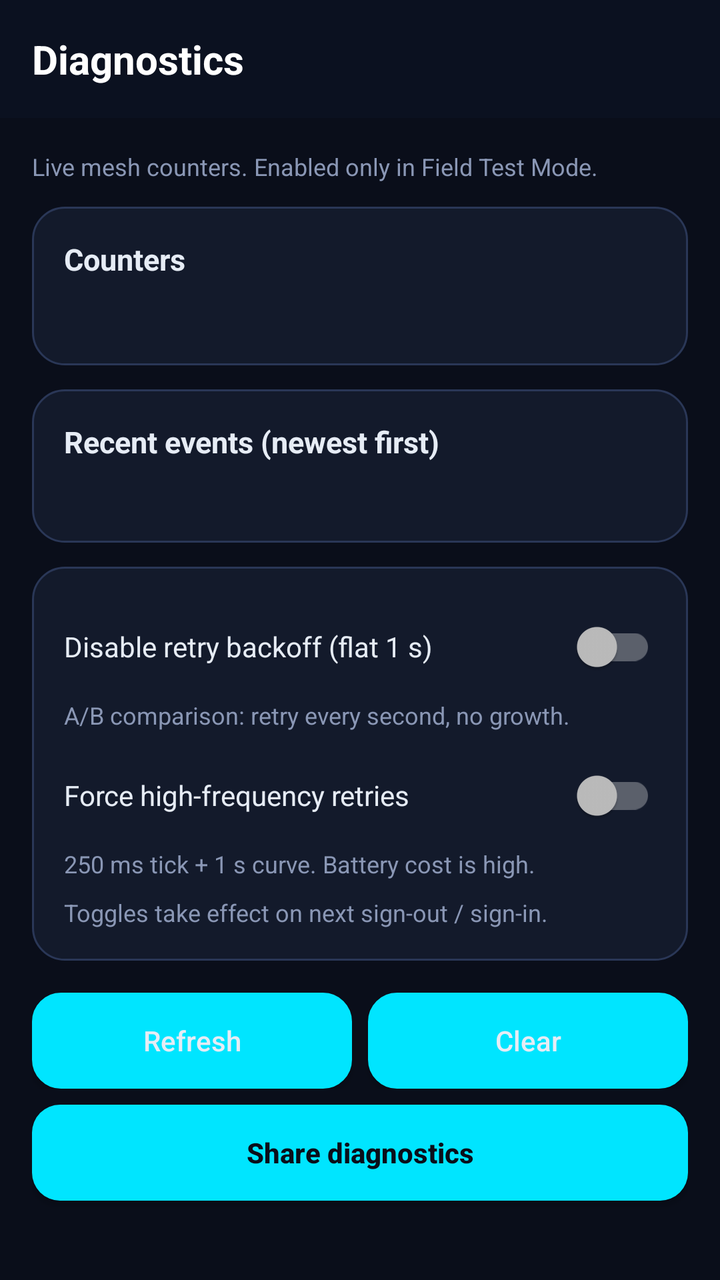
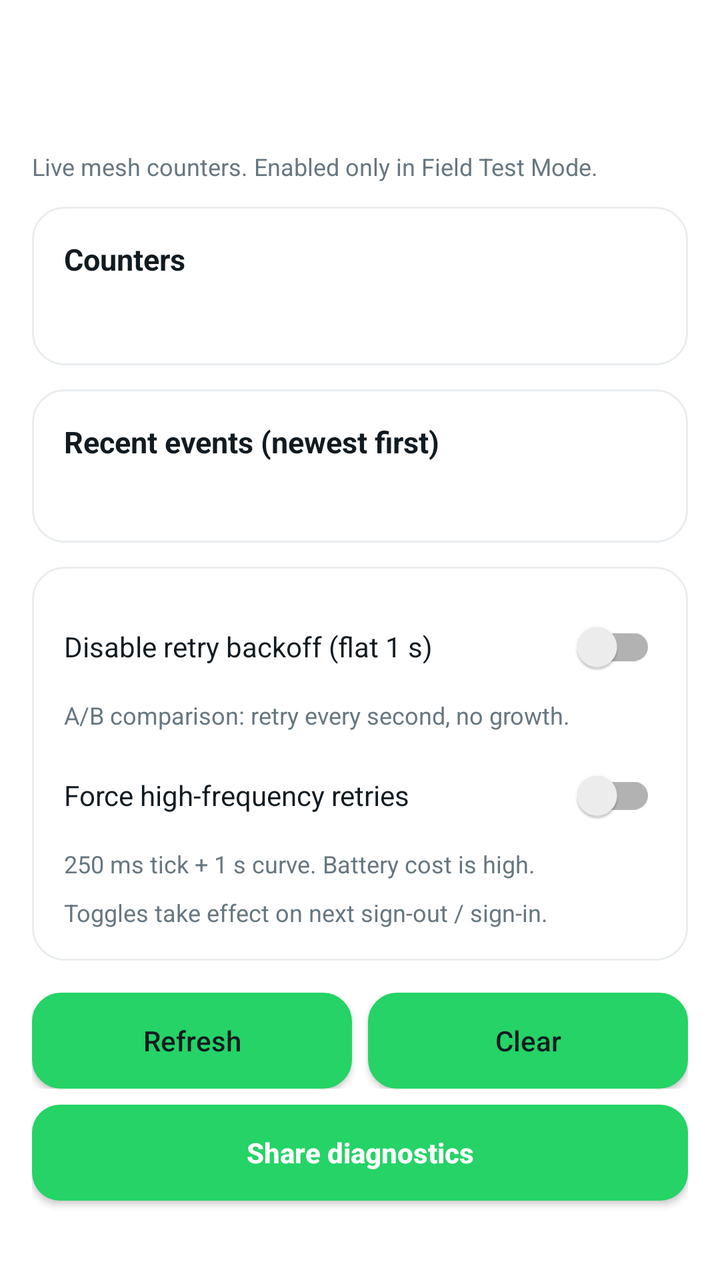

The first picture is an Android layout as it rendered before a commit; the second is the same layout after the commit. The layout source and the unified diff follow.
<!-- AndroidManifest.xml: application theme Theme.TharMesh -->
<!-- res/layout/activity_diagnostics.xml -->
<?xml version="1.0" encoding="utf-8"?>
<LinearLayout xmlns:android="http://schemas.android.com/apk/res/android"
    android:layout_width="match_parent"
    android:layout_height="match_parent"
    android:background="@color/tm_bg"
    android:orientation="vertical">

    <TextView
        android:layout_width="match_parent"
        android:layout_height="wrap_content"
        android:background="@color/tm_primary"
        android:padding="16dp"
        android:text="@string/diagnostics_title"
        android:textColor="@android:color/white"
        android:textSize="20sp"
        android:textStyle="bold" />

    <androidx.core.widget.NestedScrollView
        android:layout_width="match_parent"
        android:layout_height="0dp"
        android:layout_weight="1"
        android:fillViewport="true"
        android:paddingBottom="16dp">

        <LinearLayout
            android:layout_width="match_parent"
            android:layout_height="wrap_content"
            android:orientation="vertical"
            android:paddingStart="16dp"
            android:paddingEnd="16dp"
            android:paddingTop="16dp">

            <TextView
                style="@style/Text.Caption"
                android:layout_width="wrap_content"
                android:layout_height="wrap_content"
                android:text="@string/diagnostics_subtitle" />

            <LinearLayout
                style="@style/TmCard"
                android:layout_width="match_parent"
                android:layout_height="wrap_content"
                android:layout_marginTop="12dp"
                android:orientation="vertical">

                <TextView
                    style="@style/Text.H3"
                    android:layout_width="wrap_content"
                    android:layout_height="wrap_content"
                    android:text="@string/diagnostics_counters" />

                <TextView
                    android:id="@+id/diagnostics_counters"
                    style="@style/Text.Body"
                    android:layout_width="match_parent"
                    android:layout_height="wrap_content"
                    android:layout_marginTop="8dp"
                    android:fontFamily="monospace"
                    android:textColor="@color/tm_text_primary" />
            </LinearLayout>

            <LinearLayout
                style="@style/TmCard"
                android:layout_width="match_parent"
                android:layout_height="wrap_content"
                android:layout_marginTop="12dp"
                android:orientation="vertical">

                <TextView
                    style="@style/Text.H3"
                    android:layout_width="wrap_content"
                    android:layout_height="wrap_content"
                    android:text="@string/diagnostics_recent" />

                <TextView
                    android:id="@+id/diagnostics_recent"
                    style="@style/Text.Body"
                    android:layout_width="match_parent"
                    android:layout_height="wrap_content"
                    android:layout_marginTop="8dp"
                    android:fontFamily="monospace"
                    android:textColor="@color/tm_text_primary"
                    android:textSize="12sp" />
            </LinearLayout>

            
            <LinearLayout
                style="@style/TmCard"
                android:layout_width="match_parent"
                android:layout_height="wrap_content"
                android:layout_marginTop="12dp"
                android:orientation="vertical">

                <androidx.appcompat.widget.SwitchCompat
                    android:id="@+id/switch_disable_backoff"
                    android:layout_width="match_parent"
                    android:layout_height="wrap_content"
                    android:textColor="@color/tm_text_primary"
                    android:text="@string/field_test_disable_backoff" />

                <TextView
                    style="@style/Text.Caption"
                    android:layout_width="match_parent"
                    android:layout_height="wrap_content"
                    android:layout_marginTop="2dp"
                    android:text="@string/field_test_disable_backoff_sub" />

                <androidx.appcompat.widget.SwitchCompat
                    android:id="@+id/switch_force_high_freq"
                    android:layout_width="match_parent"
                    android:layout_height="wrap_content"
                    android:layout_marginTop="8dp"
                    android:textColor="@color/tm_text_primary"
                    android:text="@string/field_test_force_high_freq" />

                <TextView
                    style="@style/Text.Caption"
                    android:layout_width="match_parent"
                    android:layout_height="wrap_content"
                    android:layout_marginTop="2dp"
                    android:text="@string/field_test_force_high_freq_sub" />

                <TextView
                    style="@style/Text.Caption"
                    android:layout_width="match_parent"
                    android:layout_height="wrap_content"
                    android:layout_marginTop="8dp"
                    android:text="@string/field_test_toggle_restart_hint" />
            </LinearLayout>

            <LinearLayout
                android:layout_width="match_parent"
                android:layout_height="wrap_content"
                android:layout_marginTop="16dp"
                android:orientation="horizontal">

                <Button
                    android:id="@+id/button_refresh"
                    style="@style/TmButton.Ghost"
                    android:layout_width="0dp"
                    android:layout_height="48dp"
                    android:layout_weight="1"
                    android:text="@string/diagnostics_refresh" />

                <Button
                    android:id="@+id/button_clear"
                    style="@style/TmButton.Ghost"
                    android:layout_width="0dp"
                    android:layout_height="48dp"
                    android:layout_marginStart="8dp"
                    android:layout_weight="1"
                    android:text="@string/diagnostics_clear" />
            </LinearLayout>

            <Button
                android:id="@+id/button_share"
                style="@style/TmButton.Primary"
                android:layout_width="match_parent"
                android:layout_height="48dp"
                android:layout_marginTop="8dp"
                android:text="@string/diagnostics_share" />

        </LinearLayout>
    </androidx.core.widget.NestedScrollView>
</LinearLayout>
<!-- resources referenced by this layout -->
<resources>
  <color name="tm_bg">#0A0E1A</color>
  <color name="tm_primary">#0B1120</color>
  <color name="tm_text_primary">#E6ECF5</color>
  <style name="Text.Body" parent="TextAppearance.AppCompat">
          <item name="android:textColor">@color/tm_text_primary</item>
          <item name="android:textSize">14sp</item>
      </style>
  <style name="Text.Caption" parent="TextAppearance.AppCompat">
          <item name="android:textColor">@color/tm_text_secondary</item>
          <item name="android:textSize">12sp</item>
      </style>
  <style name="Text.H3" parent="TextAppearance.AppCompat">
          <item name="android:textColor">@color/tm_text_primary</item>
          <item name="android:textSize">15sp</item>
          <item name="android:textStyle">bold</item>
      </style>
  <style name="TmButton.Ghost" parent="Widget.AppCompat.Button">
          <item name="android:background">@drawable/bg_button_ghost</item>
          <item name="android:textColor">@color/tm_text_primary</item>
          <item name="android:textAllCaps">false</item>
          <item name="android:minHeight">48dp</item>
      </style>
  <style name="TmButton.Primary" parent="Widget.AppCompat.Button">
          <item name="android:background">@drawable/bg_button_primary</item>
          <item name="android:textColor">@color/tm_bg</item>
          <item name="android:textAllCaps">false</item>
          <item name="android:textStyle">bold</item>
          <item name="android:minHeight">48dp</item>
          <item name="android:paddingLeft">20dp</item>
          <item name="android:paddingRight">20dp</item>
      </style>
  <style name="Theme.TharMesh" parent="Theme.MaterialComponents.NoActionBar">
          <item name="colorPrimary">@color/tm_neon_cyan</item>
          <item name="colorPrimaryVariant">@color/tm_neon_cyan_dim</item>
          <item name="colorOnPrimary">@color/tm_bg</item>
          <item name="colorSecondary">@color/tm_neon_green</item>
          <item name="colorSecondaryVariant">@color/tm_neon_green_dim</item>
          <item name="colorOnSecondary">@color/tm_bg</item>
          <item name="colorSurface">@color/tm_surface</item>
          <item name="colorOnSurface">@color/tm_text_primary</item>
          <item name="android:colorBackground">@color/tm_bg</item>
          <item name="android:textColorPrimary">@color/tm_text_primary</item>
          <item name="android:textColorSecondary">@color/tm_text_secondary</item>
          <item name="android:windowBackground">@color/tm_bg</item>
          <item name="android:statusBarColor" tools:targetApi="l">@color/tm_bg</item>
          <item name="android:navigationBarColor" tools:targetApi="l">@color/tm_bg</item>
      </style>
  <color name="tm_text_secondary">#8A97B5</color>
  <!-- drawable bg_button_ghost (drawable) -->
  <?xml version="1.0" encoding="utf-8"?>
  <shape xmlns:android="http://schemas.android.com/apk/res/android"
      android:shape="rectangle">
      <solid android:color="@color/tm_surface_2" />
      <stroke android:width="1dp" android:color="@color/tm_stroke" />
      <corners android:radius="14dp" />
  </shape>
  <!-- drawable bg_button_primary (drawable) -->
  <?xml version="1.0" encoding="utf-8"?>
  <shape xmlns:android="http://schemas.android.com/apk/res/android"
      android:shape="rectangle">
      <gradient
          android:angle="0"
          android:startColor="@color/tm_neon_cyan"
          android:endColor="@color/tm_neon_green" />
      <corners android:radius="14dp" />
  </shape>
  <!-- drawable bg_card_glass (drawable) -->
  <?xml version="1.0" encoding="utf-8"?>
  <shape xmlns:android="http://schemas.android.com/apk/res/android"
      android:shape="rectangle">
      <solid android:color="@color/tm_surface" />
      <stroke android:width="1dp" android:color="@color/tm_stroke" />
      <corners android:radius="16dp" />
  </shape>
  <color name="tm_neon_cyan">#00E5FF</color>
  <color name="tm_neon_cyan_dim">#1A4B5C</color>
  <color name="tm_neon_green">#00E676</color>
  <color name="tm_neon_green_dim">#0F3B26</color>
  <color name="tm_surface">#131A2B</color>
  <color name="tm_surface_2">#1A2238</color>
  <color name="tm_stroke">#2A3757</color>
  <!-- unchanged entries left out for length: 13 -->
</resources>

<!-- the commit's change to res/layout/activity_diagnostics.xml (unified diff, before → after) -->
@@ -2,13 +2,13 @@
 <LinearLayout xmlns:android="http://schemas.android.com/apk/res/android"
     android:layout_width="match_parent"
     android:layout_height="match_parent"
-    android:background="@color/tm_bg"
+    android:background="?attr/tmBg"
     android:orientation="vertical">
 
     <TextView
         android:layout_width="match_parent"
         android:layout_height="wrap_content"
-        android:background="@color/tm_primary"
+        android:background="?attr/tmBg"
         android:padding="16dp"
         android:text="@string/diagnostics_title"
         android:textColor="@android:color/white"
@@ -56,7 +56,7 @@
                     android:layout_height="wrap_content"
                     android:layout_marginTop="8dp"
                     android:fontFamily="monospace"
-                    android:textColor="@color/tm_text_primary" />
+                    android:textColor="?attr/tmTextPrimary" />
             </LinearLayout>
 
             <LinearLayout
@@ -79,7 +79,7 @@
                     android:layout_height="wrap_content"
                     android:layout_marginTop="8dp"
                     android:fontFamily="monospace"
-                    android:textColor="@color/tm_text_primary"
+                    android:textColor="?attr/tmTextPrimary"
                     android:textSize="12sp" />
             </LinearLayout>
 
@@ -95,7 +95,7 @@
                     android:id="@+id/switch_disable_backoff"
                     android:layout_width="match_parent"
                     android:layout_height="wrap_content"
-                    android:textColor="@color/tm_text_primary"
+                    android:textColor="?attr/tmTextPrimary"
                     android:text="@string/field_test_disable_backoff" />
 
                 <TextView
@@ -110,7 +110,7 @@
                     android:layout_width="match_parent"
                     android:layout_height="wrap_content"
                     android:layout_marginTop="8dp"
-                    android:textColor="@color/tm_text_primary"
+                    android:textColor="?attr/tmTextPrimary"
                     android:text="@string/field_test_force_high_freq" />
 
                 <TextView
<!-- resource entries referenced after the edit -->
@@ -1,59 +1,98 @@
 <!-- resources referenced by this layout -->
 <resources>
-  <color name="tm_bg">#0A0E1A</color>
-  <color name="tm_primary">#0B1120</color>
-  <color name="tm_text_primary">#E6ECF5</color>
   <style name="Text.Body" parent="TextAppearance.AppCompat">
-          <item name="android:textColor">@color/tm_text_primary</item>
+          <item name="android:textColor">?attr/tmTextPrimary</item>
           <item name="android:textSize">14sp</item>
       </style>
   <style name="Text.Caption" parent="TextAppearance.AppCompat">
-          <item name="android:textColor">@color/tm_text_secondary</item>
+          <item name="android:textColor">?attr/tmTextSecondary</item>
           <item name="android:textSize">12sp</item>
       </style>
   <style name="Text.H3" parent="TextAppearance.AppCompat">
-          <item name="android:textColor">@color/tm_text_primary</item>
+          <item name="android:textColor">?attr/tmTextPrimary</item>
           <item name="android:textSize">15sp</item>
           <item name="android:textStyle">bold</item>
       </style>
   <style name="TmButton.Ghost" parent="Widget.AppCompat.Button">
           <item name="android:background">@drawable/bg_button_ghost</item>
-          <item name="android:textColor">@color/tm_text_primary</item>
+          <item name="android:textColor">?attr/tmTextPrimary</item>
           <item name="android:textAllCaps">false</item>
           <item name="android:minHeight">48dp</item>
       </style>
   <style name="TmButton.Primary" parent="Widget.AppCompat.Button">
           <item name="android:background">@drawable/bg_button_primary</item>
-          <item name="android:textColor">@color/tm_bg</item>
+          <item name="android:textColor">?attr/tmBg</item>
           <item name="android:textAllCaps">false</item>
           <item name="android:textStyle">bold</item>
           <item name="android:minHeight">48dp</item>
           <item name="android:paddingLeft">20dp</item>
           <item name="android:paddingRight">20dp</item>
       </style>
-  <style name="Theme.TharMesh" parent="Theme.MaterialComponents.NoActionBar">
-          <item name="colorPrimary">@color/tm_neon_cyan</item>
-          <item name="colorPrimaryVariant">@color/tm_neon_cyan_dim</item>
-          <item name="colorOnPrimary">@color/tm_bg</item>
-          <item name="colorSecondary">@color/tm_neon_green</item>
-          <item name="colorSecondaryVariant">@color/tm_neon_green_dim</item>
-          <item name="colorOnSecondary">@color/tm_bg</item>
-          <item name="colorSurface">@color/tm_surface</item>
-          <item name="colorOnSurface">@color/tm_text_primary</item>
-          <item name="android:colorBackground">@color/tm_bg</item>
-          <item name="android:textColorPrimary">@color/tm_text_primary</item>
-          <item name="android:textColorSecondary">@color/tm_text_secondary</item>
-          <item name="android:windowBackground">@color/tm_bg</item>
-          <item name="android:statusBarColor" tools:targetApi="l">@color/tm_bg</item>
-          <item name="android:navigationBarColor" tools:targetApi="l">@color/tm_bg</item>
+  <style name="Theme.TharMesh" parent="Theme.MaterialComponents.DayNight.NoActionBar">
+          
+          <item name="colorPrimary">@color/tm_light_neon_green</item>
+          <item name="colorPrimaryVariant">@color/tm_light_neon_green_dim</item>
+          <item name="colorOnPrimary">@color/tm_light_bg</item>
+          <item name="colorSecondary">@color/tm_light_neon_cyan</item>
+          <item name="colorSecondaryVariant">@color/tm_light_neon_cyan_dim</item>
+          <item name="colorOnSecondary">@color/tm_light_bg</item>
+          <item name="colorSurface">@color/tm_light_surface</item>
+          <item name="colorOnSurface">@color/tm_light_text_primary</item>
+          <item name="android:colorBackground">@color/tm_light_bg</item>
+          <item name="android:textColorPrimary">@color/tm_light_text_primary</item>
+          <item name="android:textColorSecondary">@color/tm_light_text_secondary</item>
+          <item name="android:windowBackground">@color/tm_light_bg</item>
+          <item name="android:statusBarColor" tools:targetApi="l">@color/tm_light_bg</item>
+          <item name="android:navigationBarColor" tools:targetApi="l">@color/tm_light_bg</item>
+          <item name="android:windowLightStatusBar" tools:targetApi="m">true</item>
+  
+          
+          <item name="tmBg">@color/tm_light_bg</item>
+          <item name="tmBg2">@color/tm_light_bg_2</item>
+          <item name="tmSurface">@color/tm_light_surface</item>
+          <item name="tmSurface2">@color/tm_light_surface_2</item>
+          <item name="tmSurfaceGlass">@color/tm_light_surface_glass</item>
+          <item name="tmStroke">@color/tm_light_stroke</item>
+          <item name="tmStrokeSoft">@color/tm_light_stroke_soft</item>
+  
+          <item name="tmTextPrimary">@color/tm_light_text_primary</item>
+          <item name="tmTextSecondary">@color/tm_light_text_secondary</item>
+          <item name="tmTextMuted">@color/tm_light_text_muted</item>
+  
+          <item name="tmNeonCyan">@color/tm_light_neon_cyan</item>
+          <item name="tmNeonCyanDim">@color/tm_light_neon_cyan_dim</item>
+          <item name="tmNeonGreen">@color/tm_light_neon_green</item>
+          <item name="tmNeonGreenDim">@color/tm_light_neon_green_dim</item>
+          <item name="tmDesertAmber">@color/tm_light_desert_amber</item>
+          <item name="tmDanger">@color/tm_light_danger</item>
+          <item name="tmDangerDim">@color/tm_light_danger_dim</item>
+          <item name="tmWarning">@color/tm_light_warning</item>
+  
+          <item name="tmBubbleMeStart">@color/tm_light_bubble_me_start</item>
+          <item name="tmBubbleMeEnd">@color/tm_light_bubble_me_end</item>
+          <item name="tmBubblePeer">@color/tm_light_bubble_peer</item>
+          <item name="tmBubbleTextMe">@color/tm_light_bubble_text_me</item>
+          <item name="tmBubbleTextPeer">@color/tm_light_bubble_text_peer</item>
+  
+          <item name="tmTickRead">@color/tm_light_tick_read</item>
+          <item name="tmTickDefault">@color/tm_light_tick_default</item>
+          <item name="tmUnreadBadge">@color/tm_light_unread_badge</item>
+          <item name="tmUnreadBadgeText">@color/tm_light_unread_badge_text</item>
+  
+          <item name="tmGradientTop">@color/tm_light_gradient_top</item>
+          <item name="tmGradientBottom">@color/tm_light_gradient_bottom</item>
+          <item name="tmGlowCyan20">@color/tm_light_glow_cyan_20</item>
+          <item name="tmGlowGreen20">@color/tm_light_glow_green_20</item>
+          <item name="tmGlowDanger20">@color/tm_light_glow_danger_20</item>
+  
+          <item name="tmSearchFill">@color/tm_light_search_fill</item>
       </style>
-  <color name="tm_text_secondary">#8A97B5</color>
   <!-- drawable bg_button_ghost (drawable) -->
   <?xml version="1.0" encoding="utf-8"?>
   <shape xmlns:android="http://schemas.android.com/apk/res/android"
       android:shape="rectangle">
-      <solid android:color="@color/tm_surface_2" />
-      <stroke android:width="1dp" android:color="@color/tm_stroke" />
+      <solid android:color="?attr/tmSurface2" />
+      <stroke android:width="1dp" android:color="?attr/tmStroke" />
       <corners android:radius="14dp" />
   </shape>
   <!-- drawable bg_button_primary (drawable) -->
@@ -62,25 +101,51 @@
       android:shape="rectangle">
       <gradient
           android:angle="0"
-          android:startColor="@color/tm_neon_cyan"
-          android:endColor="@color/tm_neon_green" />
+          android:startColor="?attr/tmNeonCyan"
+          android:endColor="?attr/tmNeonGreen" />
       <corners android:radius="14dp" />
   </shape>
   <!-- drawable bg_card_glass (drawable) -->
   <?xml version="1.0" encoding="utf-8"?>
   <shape xmlns:android="http://schemas.android.com/apk/res/android"
       android:shape="rectangle">
-      <solid android:color="@color/tm_surface" />
-      <stroke android:width="1dp" android:color="@color/tm_stroke" />
+      <solid android:color="?attr/tmSurface" />
+      <stroke android:width="1dp" android:color="?attr/tmStroke" />
       <corners android:radius="16dp" />
   </shape>
-  <color name="tm_neon_cyan">#00E5FF</color>
-  <color name="tm_neon_cyan_dim">#1A4B5C</color>
-  <color name="tm_neon_green">#00E676</color>
-  <color name="tm_neon_green_dim">#0F3B26</color>
-  <color name="tm_surface">#131A2B</color>
-  <color name="tm_surface_2">#1A2238</color>
-  <color name="tm_stroke">#2A3757</color>
+  <color name="tm_light_neon_green">#25D366</color>
+  <color name="tm_light_neon_green_dim">#D9FDD3</color>
+  <color name="tm_light_bg">#FFFFFF</color>
+  <color name="tm_light_neon_cyan">#1FA2FF</color>
+  <color name="tm_light_neon_cyan_dim">#D6ECFF</color>
+  <color name="tm_light_surface">#FFFFFF</color>
+  <color name="tm_light_text_primary">#111B21</color>
+  <color name="tm_light_text_secondary">#667781</color>
+  <color name="tm_light_bg_2">#F7F8FA</color>
+  <color name="tm_light_surface_2">#F7F8FA</color>
+  <color name="tm_light_surface_glass">#FFFFFF</color>
+  <color name="tm_light_stroke">#E9EDEF</color>
+  <color name="tm_light_stroke_soft">#F0F2F5</color>
+  <color name="tm_light_text_muted">#8696A0</color>
+  <color name="tm_light_desert_amber">#F09D38</color>
+  <color name="tm_light_danger">#E53935</color>
+  <color name="tm_light_danger_dim">#FBE9E7</color>
+  <color name="tm_light_warning">#F09D38</color>
+  <color name="tm_light_bubble_me_start">#D9FDD3</color>
+  <color name="tm_light_bubble_me_end">#D9FDD3</color>
+  <color name="tm_light_bubble_peer">#FFFFFF</color>
+  <color name="tm_light_bubble_text_me">#111B21</color>
+  <color name="tm_light_bubble_text_peer">#111B21</color>
+  <color name="tm_light_tick_read">#53BDEB</color>
+  <color name="tm_light_tick_default">#8696A0</color>
+  <color name="tm_light_unread_badge">#25D366</color>
+  <color name="tm_light_unread_badge_text">#FFFFFF</color>
+  <color name="tm_light_gradient_top">#FFFFFF</color>
+  <color name="tm_light_gradient_bottom">#FFFFFF</color>
+  <color name="tm_light_glow_cyan_20">#331FA2FF</color>
+  <color name="tm_light_glow_green_20">#3325D366</color>
+  <color name="tm_light_glow_danger_20">#33E53935</color>
+  <color name="tm_light_search_fill">#F0F2F5</color>
   <!-- unchanged entries left out for length: 13 -->
 </resources>
 
